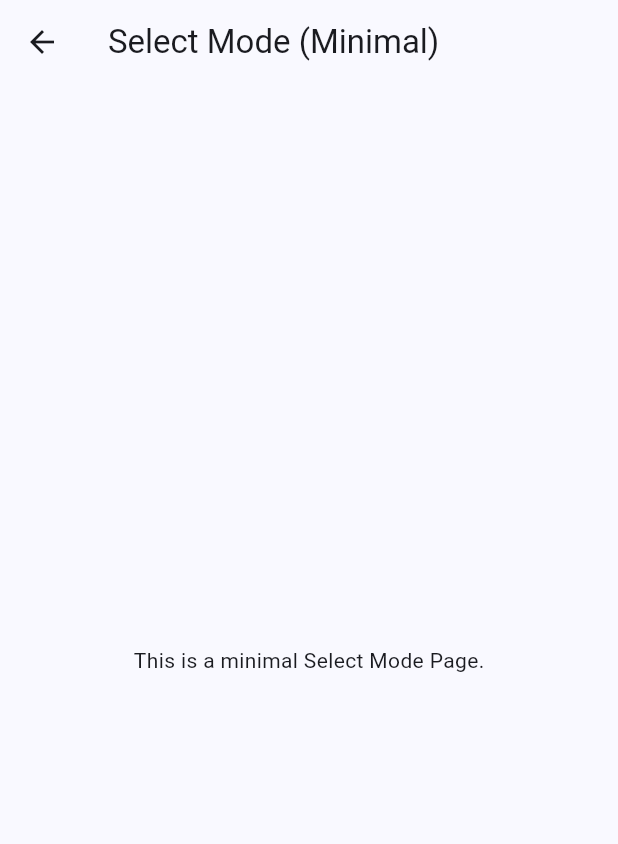
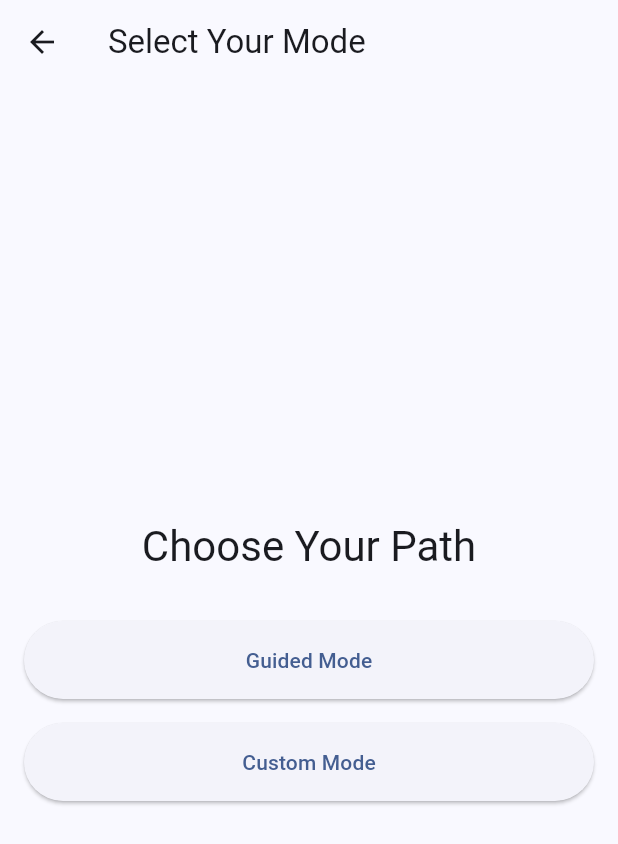
Before and after one commit to Ayush312003/AlphaFlow, a Flutter app: the SelectModePage screen opened by its route, on a phone screen of 412 x 824 dp. Shown: the top 844 px of the screen. Run offline on Flutter 3.47's test engine with Material 3 defaults, Android fonts, the phone set to English and light mode, and no system bars; our stand-ins replace cloud_firestore, firebase_auth, firebase_core, flutter_riverpod, shared_preferences, table_calendar; accounts and stored records are empty; network calls fail.

Commit message:
Refactor: Finalize Firestore migration fixes and revert diagnostics
This commit consolidates several changes:
- Updated `UserDataService.migrateUserDataIfNeeded` to ensure
  `firstActiveDate` is always populated in Firestore for new users.
  `appMode` and `selectedTrackId` remain null if not in SharedPreferences,
  directing new users to the onboarding flow.
- Reverted `AppModeNotifier` constructor to initialize state with `null`.
- Removed all temporary debugging statements and logic from `main.dart`.
- Restored `SelectModePage` to its original, full implementation.

The 'Unexpected null value' error in MaterialApp during initial load
for new users (when initialRoute is '/select_mode') persists and
requires further investigation with interactive debugging tools.

```diff
--- a/alphaflow/lib/features/onboarding/presentation/select_mode_page.dart
+++ b/alphaflow/lib/features/onboarding/presentation/select_mode_page.dart
@@ -1,18 +1,60 @@
+import 'package:alphaflow/data/models/app_mode.dart';
+import 'package:alphaflow/providers/app_mode_provider.dart';
 import 'package:flutter/material.dart';
-import 'package:flutter_riverpod/flutter_riverpod.dart'; // Keep if any page it navigates to needs it, or for consistency.
+import 'package:flutter_riverpod/flutter_riverpod.dart';
 
 class SelectModePage extends ConsumerWidget {
   const SelectModePage({super.key});
 
   @override
   Widget build(BuildContext context, WidgetRef ref) {
-    print("Building MINIMAL SelectModePage"); // Debug print
+    final textTheme = Theme.of(context).textTheme;
+
     return Scaffold(
       appBar: AppBar(
-        title: const Text('Select Mode (Minimal)'),
+        title: const Text('Select Your Mode'),
       ),
-      body: const Center(
-        child: Text('This is a minimal Select Mode Page.'),
+      body: Center(
+        child: Padding(
+          padding: const EdgeInsets.all(16.0),
+          child: Column(
+            mainAxisAlignment: MainAxisAlignment.center,
+            crossAxisAlignment: CrossAxisAlignment.stretch,
+            children: <Widget>[
+              Text(
+                'Choose Your Path',
+                style: textTheme.headlineMedium,
+                textAlign: TextAlign.center,
+              ),
+              const SizedBox(height: 32),
+              ElevatedButton(
+                style: ElevatedButton.styleFrom(
+                  padding: const EdgeInsets.symmetric(vertical: 16),
+                ),
+                onPressed: () {
+                  final appModeNotifier = ref.read(appModeNotifierProvider.notifier);
+                  appModeNotifier.setAppMode(AppMode.guided);
+                  Navigator.pushNamedAndRemoveUntil(
+                      context, '/select_track', (route) => false);
+                },
+                child: const Text('Guided Mode'),
+              ),
+              const SizedBox(height: 16),
+              ElevatedButton(
+                style: ElevatedButton.styleFrom(
+                  padding: const EdgeInsets.symmetric(vertical: 16),
+                ),
+                onPressed: () {
+                  final appModeNotifier = ref.read(appModeNotifierProvider.notifier);
+                  appModeNotifier.setAppMode(AppMode.custom);
+                  Navigator.pushNamedAndRemoveUntil(
+                      context, '/home', (route) => false);
+                },
+                child: const Text('Custom Mode'),
+              ),
+            ],
+          ),
+        ),
       ),
     );
   }
```
